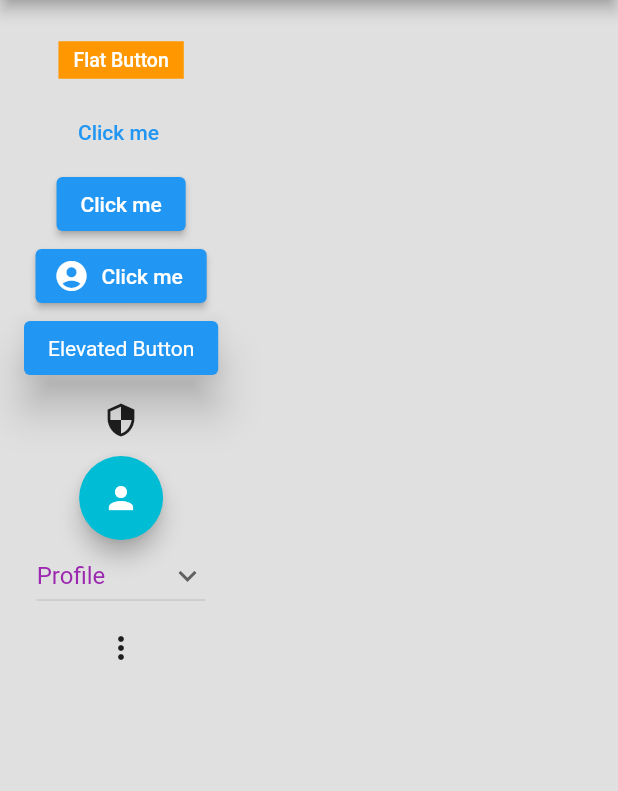
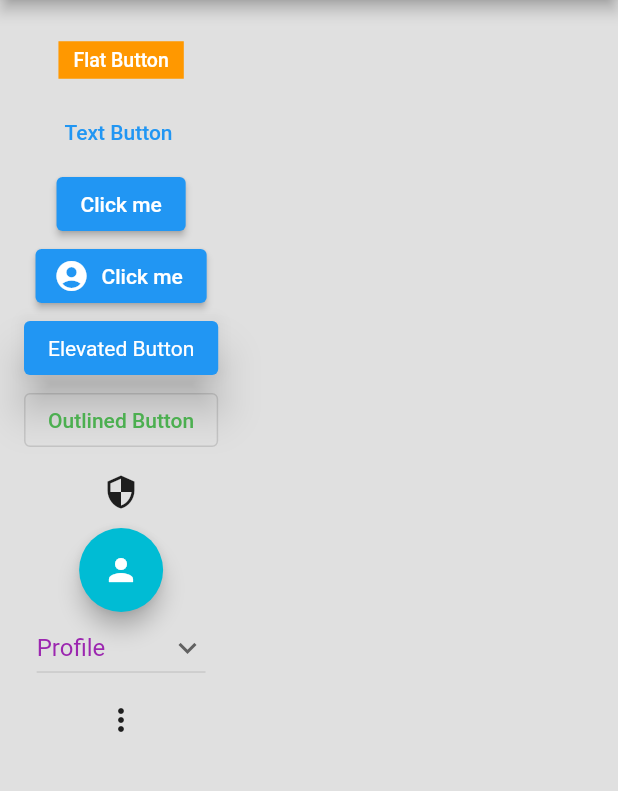
Before and after one commit to MSSohan/flutter_button_widget, a Flutter app: the screen it shows after launch, on a phone screen of 412 x 824 dp, the part 84-875 px from its top. Run offline on Flutter 3.47's test engine with Material 2 defaults, Android fonts, the phone set to English and light mode, and no system bars.

Commit message:
outline button added

```diff
--- a/lib/main.dart
+++ b/lib/main.dart
@@ -63,7 +63,7 @@ class _MyAppState extends State<MyApp> {
 
               TextButton(
                 onPressed: (){print("onPressed");},
-                child: const Text('Click me '),
+                child: const Text('Text Button '),
               ),
 
 
@@ -88,6 +88,17 @@ class _MyAppState extends State<MyApp> {
                     elevation: 12.0,
                     textStyle: const TextStyle(color: Colors.white)),
                 child: const Text('Elevated Button'),
+              ),
+
+
+              OutlinedButton(
+                child: const Text(
+                  "Outlined Button",
+                  style: TextStyle(
+                    color: Colors.green,
+                  ),
+                ),
+                onPressed: () {},
               ),
 
 
```
